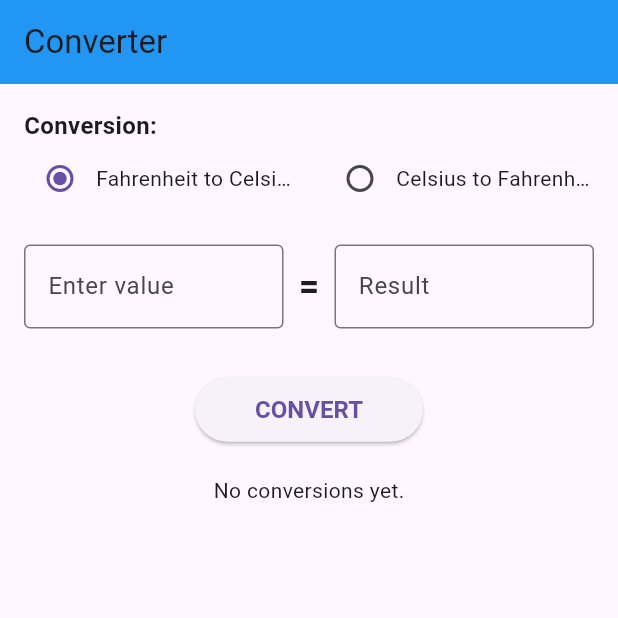
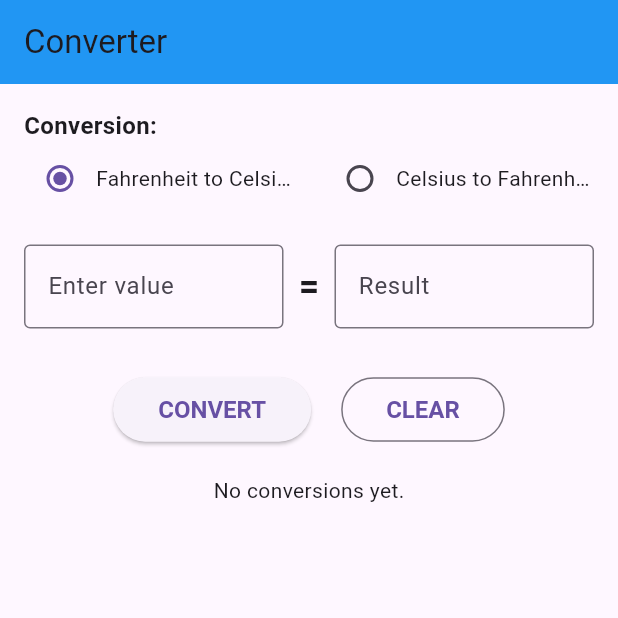
Before and after one commit to JDMUHIRWA/temp_converter, a Flutter app: the screen it shows after launch, on a phone screen of 412 x 824 dp, the top half of it. Run offline on Flutter 3.47's test engine with Material 3 defaults, Android fonts, the phone set to English and light mode, and no system bars.

Commit message:
added the clear button

```diff
--- a/lib/main.dart
+++ b/lib/main.dart
@@ -5,6 +5,7 @@ void main() {
 }
 
 class TemperatureConverterApp extends StatelessWidget {
+  const TemperatureConverterApp({super.key});
   @override
   Widget build(BuildContext context) {
     return MaterialApp(
@@ -19,6 +20,7 @@ class TemperatureConverterApp extends StatelessWidget {
 }
 
 class TemperatureConverter extends StatefulWidget {
+  const TemperatureConverter({super.key});
   @override
   _TemperatureConverterState createState() => _TemperatureConverterState();
 }
@@ -29,7 +31,7 @@ class _TemperatureConverterState extends State<TemperatureConverter> {
   final TextEditingController _inputController = TextEditingController();
   String _convertedValue = '';
   ConversionType _selectedConversion = ConversionType.fToC;
-  List<String> _history = [];
+  final List<String> _history = [];
 
   void _convertTemperature() {
     final input = _inputController.text;
@@ -209,13 +211,27 @@ class _TemperatureConverterState extends State<TemperatureConverter> {
   }
 
   Widget _buildConvertButton() {
-    return ElevatedButton(
-      onPressed: _convertTemperature,
-      child: Text('CONVERT'),
-      style: ElevatedButton.styleFrom(
-        padding: EdgeInsets.symmetric(horizontal: 40, vertical: 12),
-        textStyle: TextStyle(fontSize: 16, fontWeight: FontWeight.bold),
-      ),
+    return Row(
+      mainAxisAlignment: MainAxisAlignment.center,
+      children: [
+        ElevatedButton(
+          onPressed: _convertTemperature,
+          style: ElevatedButton.styleFrom(
+            padding: EdgeInsets.symmetric(horizontal: 30, vertical: 12),
+            textStyle: TextStyle(fontSize: 16, fontWeight: FontWeight.bold),
+          ),
+          child: Text('CONVERT'),
+        ),
+        SizedBox(width: 20), // spacing between buttons
+        OutlinedButton(
+          onPressed: _clearAll,
+          style: OutlinedButton.styleFrom(
+            padding: EdgeInsets.symmetric(horizontal: 30, vertical: 12),
+            textStyle: TextStyle(fontSize: 16, fontWeight: FontWeight.bold),
+          ),
+          child: Text('CLEAR'),
+        ),
+      ],
     );
   }
 
```
